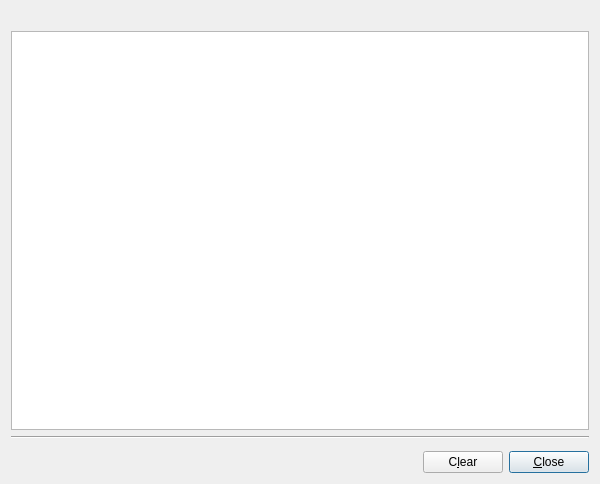
First picture: the form in src/kjserrordlgbase.ui, repository KDE/khtml, before the edit.
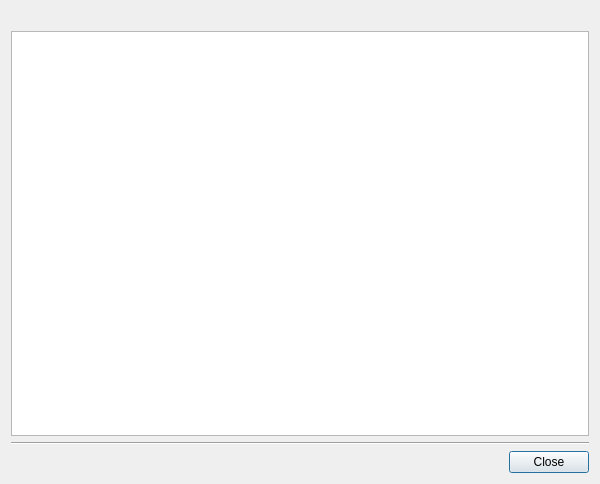
Second picture: the form after the edit.

Commit message:
Use QDialogButtonBox
... instead of adding the dialog buttons manually, including the
standard one

What changed in the file:
```diff
--- a/src/kjserrordlgbase.ui
+++ b/src/kjserrordlgbase.ui
@@ -33,50 +33,7 @@
    <property name="spacing">
     <number>6</number>
    </property>
-   <item row="4" column="2">
-    <widget class="QPushButton" name="_close">
-     <property name="text">
-      <string>&amp;Close</string>
-     </property>
-    </widget>
-   </item>
-   <item row="4" column="1">
-    <widget class="QPushButton" name="_clear">
-     <property name="text">
-      <string>C&amp;lear</string>
-     </property>
-    </widget>
-   </item>
-   <item row="2" column="0" colspan="3">
-    <widget class="Line" name="line1">
-     <property name="frameShape">
-      <enum>QFrame::HLine</enum>
-     </property>
-     <property name="frameShadow">
-      <enum>QFrame::Sunken</enum>
-     </property>
-     <property name="orientation">
-      <enum>Qt::Horizontal</enum>
-     </property>
-    </widget>
-   </item>
-   <item row="3" column="0" rowspan="2">
-    <spacer>
-     <property name="orientation">
-      <enum>Qt::Horizontal</enum>
-     </property>
-     <property name="sizeType">
-      <enum>QSizePolicy::Expanding</enum>
-     </property>
-     <property name="sizeHint" stdset="0">
-      <size>
-       <width>311</width>
-       <height>21</height>
-      </size>
-     </property>
-    </spacer>
-   </item>
-   <item row="1" column="0" colspan="3">
+   <item row="1" column="0">
     <widget class="QTextBrowser" name="_errorText">
      <property name="sizePolicy">
       <sizepolicy hsizetype="Expanding" vsizetype="Expanding">
@@ -89,9 +46,29 @@
      </property>
     </widget>
    </item>
-   <item row="0" column="0" colspan="3">
+   <item row="2" column="0">
+    <widget class="Line" name="line1">
+     <property name="frameShape">
+      <enum>QFrame::HLine</enum>
+     </property>
+     <property name="frameShadow">
+      <enum>QFrame::Sunken</enum>
+     </property>
+     <property name="orientation">
+      <enum>Qt::Horizontal</enum>
+     </property>
+    </widget>
+   </item>
+   <item row="0" column="0">
     <widget class="QLabel" name="_url"/>
    </item>
+   <item row="3" column="0">
+    <widget class="QDialogButtonBox" name="_buttonBox">
+     <property name="standardButtons">
+      <set>QDialogButtonBox::Close</set>
+     </property>
+    </widget>
+   </item>
   </layout>
  </widget>
  <tabstops>
```
Left out of the diff: 2 changed lines with no effect on the pictures. The commit also changes 2 other files.
